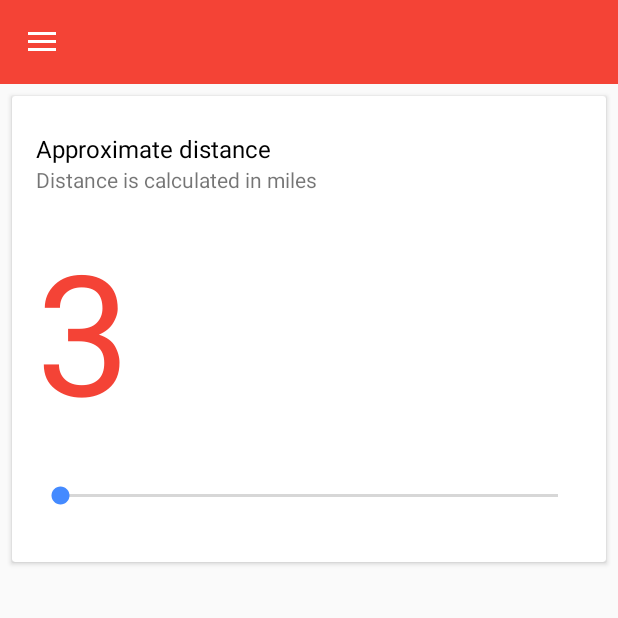
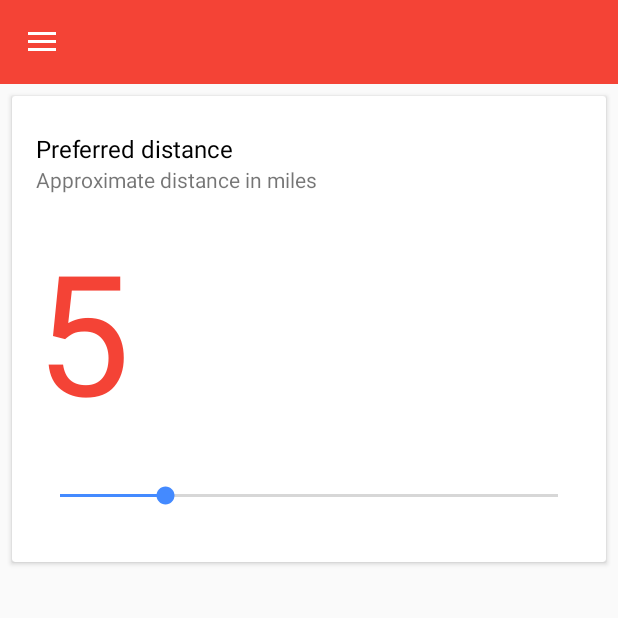
Before and after one commit to Limantara/Eat-It, an Android app: the fragment FragmentSetDistance placed in its activity, on a phone screen of 412 x 824 dp, the top half of it. Run offline under Robolectric (Android 15) with nearby library versions, the phone set to English and light mode, and no system bars.

Commit message:
Add image

```diff
--- a/app/src/main/java/me/limantara/eatit/activity/DisplayResult.java
+++ b/app/src/main/java/me/limantara/eatit/activity/DisplayResult.java
@@ -209,10 +209,6 @@ public class DisplayResult extends AppCompatActivity
         ImageLoader imageLoader = AppController.getInstance().getImageLoader();
         NetworkImageView imageFood = (NetworkImageView) findViewById(R.id.imageFood);
         imageFood.setImageUrl(url, imageLoader);
-
-//        if(intent.hasExtra(MainActivity.STORE_FOOD) && intent.getBooleanExtra(MainActivity.STORE_FOOD, false)) {
-//            dbHelper.createFood(selectedFood, selectedVenue, url);
-//        }
     }
 
     /**
--- a/app/src/main/java/me/limantara/eatit/fragment/FragmentSetDistance.java
+++ b/app/src/main/java/me/limantara/eatit/fragment/FragmentSetDistance.java
@@ -6,14 +6,22 @@ import android.app.Fragment;
 import android.view.LayoutInflater;
 import android.view.View;
 import android.view.ViewGroup;
+import android.widget.SeekBar;
+import android.widget.TextView;
 
 import me.limantara.eatit.R;
+import me.limantara.eatit.app.AppController;
 
 /**
  * A simple {@link Fragment} subclass.
  */
 public class FragmentSetDistance extends Fragment {
 
+    private AppController app = AppController.getInstance();
+    private SeekBar seekBar;
+    private TextView distanceValue;
+
+    private static final int DISTANCE_OFFSET = 1;
 
     public FragmentSetDistance() {
         // Required empty public constructor
@@ -23,9 +31,40 @@ public class FragmentSetDistance extends Fragment {
     @Override
     public View onCreateView(LayoutInflater inflater, ViewGroup container,
                              Bundle savedInstanceState) {
-        // Inflate the layout for this fragment
-        return inflater.inflate(R.layout.fragment_set_distance, container, false);
+
+        View root = inflater.inflate(R.layout.fragment_set_distance, container, false);
+        seekBar = (SeekBar) root.findViewById(R.id.seekBar);
+        distanceValue = (TextView) root.findViewById(R.id.distance_value);
+        setUp();
+
+        return root;
     }
 
+    /**
+     * Helper method to attach listener to seekbar and set the distance value text
+     */
+    private void setUp() {
+        int distance = app.getPreferredDistance();
+        distanceValue.setText(String.valueOf(distance));
+
+        seekBar.setProgress(distance - DISTANCE_OFFSET);
+        seekBar.setOnSeekBarChangeListener(new SeekBar.OnSeekBarChangeListener() {
+            @Override
+            public void onProgressChanged(SeekBar seekBar, int progress, boolean fromUser) {
+                int newDistance = DISTANCE_OFFSET + progress;
+                distanceValue.setText(String.valueOf(newDistance));
+            }
+
+            @Override
+            public void onStartTrackingTouch(SeekBar seekBar) {
+
+            }
+
+            @Override
+            public void onStopTrackingTouch(SeekBar seekBar) {
+                app.setPreferredDistance(seekBar.getProgress() + DISTANCE_OFFSET);
+            }
+        });
+    }
 
 }
--- a/app/src/main/res/layout/fragment_help_center.xml
+++ b/app/src/main/res/layout/fragment_help_center.xml
@@ -31,7 +31,7 @@
             android:layout_width="wrap_content"
             android:layout_height="wrap_content"
             android:textAppearance="?android:attr/textAppearanceSmall"
-            android:text="We're currently only serving one suggestion per eat time (e.g: breakfast, lunch, and, dinner). \n\nThey're starting at 5:00 AM, 12 noon, and 5:00 PM respectively."
+            android:text="We&apos;re currently only serving one suggestion per eat time (breakfast, lunch, and, dinner). \n\nThey&apos;re starting at 5:00 AM, 12 noon, and 5:00 PM respectively."
             android:layout_below="@+id/textView2"
             android:layout_marginLeft="16dp"
             android:layout_marginRight="16dp"
--- a/app/src/main/res/layout/fragment_latest_suggestion.xml
+++ b/app/src/main/res/layout/fragment_latest_suggestion.xml
@@ -70,7 +70,7 @@
                     </RelativeLayout>
 
 
-                    <com.android.volley.toolbox.NetworkImageView
+                    <me.limantara.eatit.view.CustomNetworkImageView
                         android:id="@+id/imageFood"
                         android:layout_width="match_parent"
                         android:layout_height="200dp"
--- a/app/src/main/res/layout/fragment_set_distance.xml
+++ b/app/src/main/res/layout/fragment_set_distance.xml
@@ -20,7 +20,7 @@
                 android:layout_width="wrap_content"
                 android:layout_height="wrap_content"
                 android:fontFamily="sans_serif_thin"
-                android:text="Approximate distance"
+                android:text="Preferred distance"
                 android:layout_marginLeft="16dp"
                 android:layout_marginTop="24dp"
                 android:layout_marginRight="16sp"
@@ -33,7 +33,7 @@
                 android:layout_width="wrap_content"
                 android:layout_height="wrap_content"
                 android:fontFamily="sans_serif_thin"
-                android:text="Distance is calculated in miles"
+                android:text="Approximate distance in miles"
                 android:layout_marginLeft="16dp"
                 android:layout_marginRight="16sp"
                 android:layout_marginBottom="16dp"
```
Also changed, not shown: app/src/main/java/me/limantara/eatit/API/BingAPI.java (+17 -10 lines), app/src/main/java/me/limantara/eatit/activity/MainActivity.java (+0 -23 lines), app/src/main/java/me/limantara/eatit/app/AppController.java (+11 -0 lines), app/src/main/java/me/limantara/eatit/fragment/FragmentLatestSuggestion.java (+116 -22 lines), app/src/main/java/me/limantara/eatit/view/CustomNetworkImageView.java (added, +54 -0 lines).
